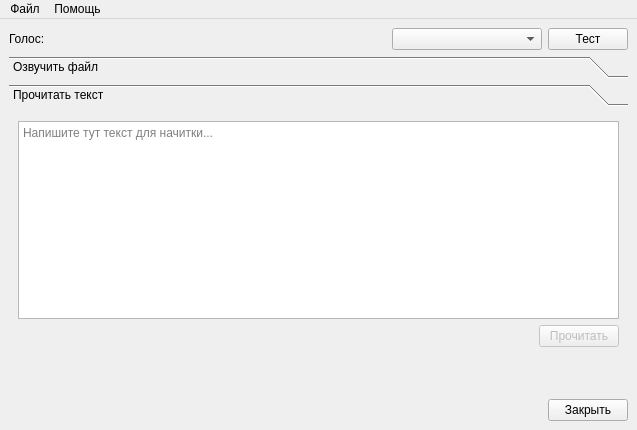
Old version of the form ui/mainform.ui in the repository 0valse/voiceover.
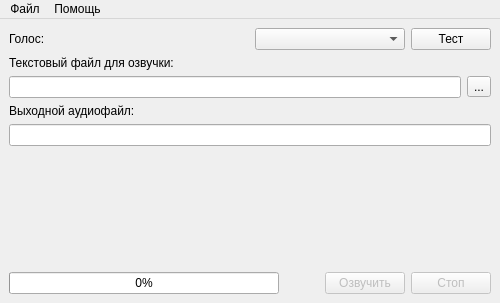
New version of the form. The open tabs and pages were chosen to show the change. Icons and pictures are not drawn.

Commit message: File only can voice

What changed in the file:
```diff
--- a/ui/mainform.ui
+++ b/ui/mainform.ui
@@ -6,8 +6,8 @@
    <rect>
     <x>0</x>
     <y>0</y>
-    <width>637</width>
-    <height>430</height>
+    <width>500</width>
+    <height>303</height>
    </rect>
   </property>
   <property name="minimumSize">
@@ -24,7 +24,7 @@
     <normaloff>:/megaphone.svg</normaloff>:/megaphone.svg</iconset>
   </property>
   <widget class="QWidget" name="centralwidget">
-   <layout class="QVBoxLayout" name="verticalLayout_6">
+   <layout class="QVBoxLayout" name="verticalLayout_4">
     <item>
      <layout class="QVBoxLayout" name="verticalLayout">
       <item>
@@ -87,36 +87,6 @@
      </layout>
     </item>
     <item>
-     <widget class="QToolBox" name="toolBox">
-      <property name="minimumSize">
-       <size>
-        <width>0</width>
-        <height>300</height>
-       </size>
-      </property>
-      <property name="frameShape">
-       <enum>QFrame::NoFrame</enum>
-      </property>
-      <property name="frameShadow">
-       <enum>QFrame::Sunken</enum>
-      </property>
-      <property name="currentIndex">
-       <number>0</number>
-      </property>
-      <widget class="QWidget" name="pageFile">
-       <property name="geometry">
-        <rect>
-         <x>0</x>
-         <y>0</y>
-         <width>625</width>
-         <height>238</height>
-        </rect>
-       </property>
-       <attribute name="label">
-        <string>Озвучить файл</string>
-       </attribute>
-       <layout class="QVBoxLayout" name="verticalLayout_4">
-        <item>
          <layout class="QVBoxLayout" name="verticalLayout_2">
           <item>
            <widget class="QLabel" name="label">
@@ -172,6 +142,19 @@
           </item>
          </layout>
         </item>
+    <item>
+     <spacer name="verticalSpacer">
+      <property name="orientation">
+       <enum>Qt::Vertical</enum>
+      </property>
+      <property name="sizeHint" stdset="0">
+       <size>
+        <width>20</width>
+        <height>47</height>
+       </size>
+      </property>
+     </spacer>
+    </item>
         <item>
          <layout class="QHBoxLayout" name="horizontalLayout_4">
           <item>
@@ -235,113 +218,12 @@
         </item>
        </layout>
       </widget>
-      <widget class="QWidget" name="pageInteraction">
-       <property name="geometry">
-        <rect>
-         <x>0</x>
-         <y>0</y>
-         <width>625</width>
-         <height>238</height>
-        </rect>
-       </property>
-       <attribute name="label">
-        <string>Прочитать текст</string>
-       </attribute>
-       <layout class="QVBoxLayout" name="verticalLayout_5">
-        <item>
-         <widget class="QTextEdit" name="textEdit">
-          <property name="acceptRichText">
-           <bool>false</bool>
-          </property>
-          <property name="placeholderText">
-           <string>Напишите тут текст для начитки...</string>
-          </property>
-         </widget>
-        </item>
-        <item>
-         <layout class="QHBoxLayout" name="horizontalLayout_5">
-          <item>
-           <spacer name="horizontalSpacer_4">
-            <property name="orientation">
-             <enum>Qt::Horizontal</enum>
-            </property>
-            <property name="sizeHint" stdset="0">
-             <size>
-              <width>40</width>
-              <height>20</height>
-             </size>
-            </property>
-           </spacer>
-          </item>
-          <item>
-           <widget class="QPushButton" name="pushButtonVoice">
-            <property name="enabled">
-             <bool>false</bool>
-            </property>
-            <property name="text">
-             <string>Прочитать</string>
-            </property>
-            <property name="icon">
-             <iconset theme="media-playback-start">
-              <normaloff>.</normaloff>.</iconset>
-            </property>
-           </widget>
-          </item>
-         </layout>
-        </item>
-       </layout>
-      </widget>
-     </widget>
-    </item>
-    <item>
-     <spacer name="verticalSpacer">
-      <property name="orientation">
-       <enum>Qt::Vertical</enum>
-      </property>
-      <property name="sizeHint" stdset="0">
-       <size>
-        <width>20</width>
-        <height>47</height>
-       </size>
-      </property>
-     </spacer>
-    </item>
-    <item>
-     <layout class="QHBoxLayout" name="horizontalLayout_2">
-      <item>
-       <spacer name="horizontalSpacer_3">
-        <property name="orientation">
-         <enum>Qt::Horizontal</enum>
-        </property>
-        <property name="sizeHint" stdset="0">
-         <size>
-          <width>40</width>
-          <height>20</height>
-         </size>
-        </property>
-       </spacer>
-      </item>
-      <item>
-       <widget class="QPushButton" name="pushButton">
-        <property name="text">
-         <string>Закрыть</string>
-        </property>
-        <property name="icon">
-         <iconset theme="application-exit">
-          <normaloff>.</normaloff>.</iconset>
-        </property>
-       </widget>
-      </item>
-     </layout>
-    </item>
-   </layout>
-  </widget>
   <widget class="QMenuBar" name="menubar">
    <property name="geometry">
     <rect>
      <x>0</x>
      <y>0</y>
-     <width>637</width>
+     <width>500</width>
      <height>28</height>
     </rect>
    </property>
```
Left out of the diff: 16 changed lines with no effect on the pictures. Lines whose indentation alone changed are shown as unchanged. The commit also changes 4 other files.
